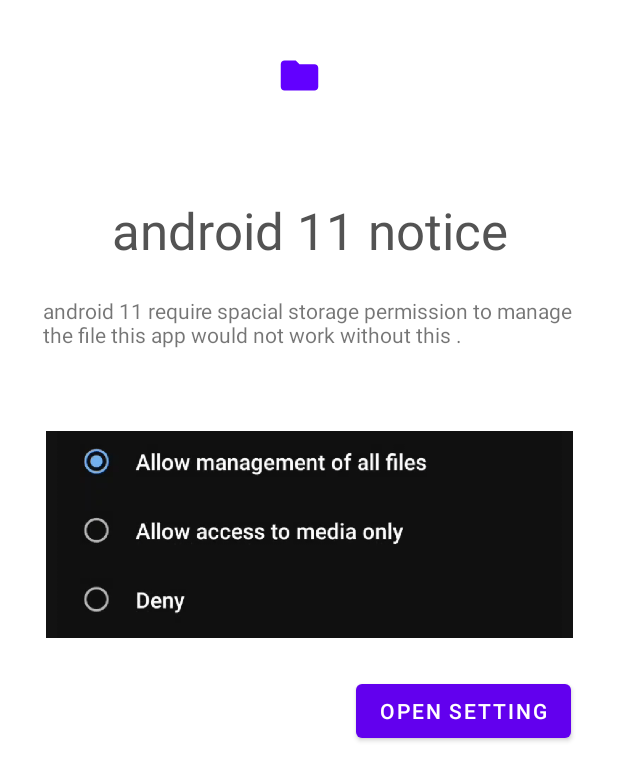
After one commit to increedBull7/Printo, an Android app: the layout dialog.xml on its own in the app's theme, with its tools: preview values and no code run, on a phone screen of 412 x 824 dp. The commit adds this screen. Shown: the top 781 px of the screen. Run offline under Robolectric (Android 15) with nearby library versions, the phone set to English and light mode, and no system bars.

Commit message:
no commit

```diff
--- a/app/build.gradle
+++ b/app/build.gradle
@@ -42,10 +42,11 @@ dependencies {
     implementation 'androidx.constraintlayout:constraintlayout:2.1.0'
     implementation 'androidx.navigation:navigation-fragment-ktx:2.3.5'
     implementation 'androidx.navigation:navigation-ui-ktx:2.3.5'
+    implementation 'androidx.fragment:fragment:1.3.6'
     testImplementation 'junit:junit:4.13.2'
     androidTestImplementation 'androidx.test.ext:junit:1.1.3'
     androidTestImplementation 'androidx.test.espresso:espresso-core:3.4.0'
 
-    implementation 'com.google.zxing:core:3.4.0'
-    implementation 'com.journeyapps:zxing-android-embedded:4.0.2'
+    implementation 'com.google.zxing:core:3.4.1'
+    implementation 'com.journeyapps:zxing-android-embedded:4.2.0'
 }
--- a/app/src/main/AndroidManifest.xml
+++ b/app/src/main/AndroidManifest.xml
@@ -5,13 +5,14 @@
     <uses-permission android:name="android.permission.INTERNET" />
     <uses-permission android:name="android.permission.ACCESS_WIFI_STATE" />
     <uses-permission android:name="android.permission.READ_EXTERNAL_STORAGE" />
-    <uses-permission android:name="android.permission.WRITE_EXTERNAL_STORAGE" />
+    <uses-permission android:name="android.permission.WRITE_EXTERNAL_STORAGE" android:maxSdkVersion="28" />
     <uses-permission android:name="android.permission.MANAGE_EXTERNAL_STORAGE" />
 
     <application
         android:allowBackup="true"
         android:icon="@mipmap/ic_launcher"
         android:label="@string/app_name"
+        android:requestLegacyExternalStorage="true"
         android:roundIcon="@mipmap/ic_launcher_round"
         android:supportsRtl="true"
         android:theme="@style/Theme.Printo">
--- a/app/src/main/java/com/example/printo/ServerService.kt
+++ b/app/src/main/java/com/example/printo/ServerService.kt
@@ -11,7 +11,7 @@ class ServerService : Service()
     {
         TODO("Return the communication channel to the service.")
     }
-
+    //starting server thread form service
     override fun onStartCommand(intent: Intent?, flags: Int, startId: Int): Int
     {
         try
@@ -22,7 +22,7 @@ class ServerService : Service()
         catch (e : Exception) { }
         return super.onStartCommand(intent, flags, startId)
     }
-
+    //stop server thread when service destroyed
     override fun onDestroy()
     {
         super.onDestroy()
--- /dev/null
+++ b/app/src/main/res/drawable/background.xml
@@ -0,0 +1,7 @@
+<?xml version="1.0" encoding="utf-8"?>
+<shape xmlns:android="http://schemas.android.com/apk/res/android"
+    >
+    <solid android:color="#fff"/>
+    <corners android:radius="50dp"/>
+    <padding android:left="20dp" android:top="20dp" android:right="20dp" android:bottom="20dp"/>
+</shape>
--- /dev/null
+++ b/app/src/main/res/drawable/background_main.xml
@@ -0,0 +1,6 @@
+<?xml version="1.0" encoding="utf-8"?>
+<shape xmlns:android="http://schemas.android.com/apk/res/android"
+    >
+    <solid android:color="#fff"/>
+    <corners android:radius="10dp"/>
+</shape>
--- /dev/null
+++ b/app/src/main/res/drawable/ic_baseline_folder_24.xml
@@ -0,0 +1,5 @@
+<vector android:height="24dp" android:tint="#6200FF"
+    android:viewportHeight="24" android:viewportWidth="24"
+    android:width="24dp" xmlns:android="http://schemas.android.com/apk/res/android">
+    <path android:fillColor="@android:color/white" android:pathData="M10,4H4c-1.1,0 -1.99,0.9 -1.99,2L2,18c0,1.1 0.9,2 2,2h16c1.1,0 2,-0.9 2,-2V8c0,-1.1 -0.9,-2 -2,-2h-8l-2,-2z"/>
+</vector>
--- /dev/null
+++ b/app/src/main/res/layout/dialog.xml
@@ -0,0 +1,86 @@
+<?xml version="1.0" encoding="utf-8"?>
+<androidx.constraintlayout.widget.ConstraintLayout xmlns:android="http://schemas.android.com/apk/res/android"
+    xmlns:app="http://schemas.android.com/apk/res-auto"
+    xmlns:tools="http://schemas.android.com/tools"
+    android:layout_width="match_parent"
+    android:layout_height="wrap_content"
+    android:clipToPadding="false">
+
+
+    <androidx.constraintlayout.widget.ConstraintLayout
+        android:id="@+id/constraintLayout"
+        android:layout_width="378dp"
+        android:layout_height="413dp"
+        android:background="@drawable/background_main"
+        app:layout_constraintBottom_toBottomOf="parent"
+        app:layout_constraintEnd_toEndOf="parent"
+        app:layout_constraintStart_toStartOf="parent"
+        app:layout_constraintTop_toTopOf="parent"
+        app:layout_constraintVertical_bias="0.498">
+
+
+        <TextView
+            android:id="@+id/textView2"
+            android:layout_width="wrap_content"
+            android:layout_height="wrap_content"
+            android:text="@string/notice_heading"
+            android:textColor="#535353"
+            android:textSize="34sp"
+            app:layout_constraintBottom_toTopOf="@+id/textView3"
+            app:layout_constraintEnd_toEndOf="parent"
+            app:layout_constraintStart_toStartOf="parent"
+            app:layout_constraintTop_toTopOf="parent"
+            app:layout_constraintVertical_bias="0.58" />
+
+        <TextView
+            android:id="@+id/textView3"
+            android:layout_width="356dp"
+            android:layout_height="65dp"
+            android:layout_marginBottom="12dp"
+            android:text="@string/notice"
+            app:layout_constraintBottom_toTopOf="@+id/imageView"
+            app:layout_constraintEnd_toEndOf="parent"
+            app:layout_constraintStart_toStartOf="parent" />
+
+        <Button
+            android:id="@+id/button2"
+            android:layout_width="wrap_content"
+            android:layout_height="wrap_content"
+            android:layout_marginBottom="16dp"
+            android:text="@string/open_setting"
+            app:layout_constraintBottom_toBottomOf="parent"
+            app:layout_constraintEnd_toEndOf="parent"
+            app:layout_constraintHorizontal_bias="0.937"
+            app:layout_constraintStart_toStartOf="parent"
+            tools:ignore="DuplicateSpeakableTextCheck,DuplicateSpeakableTextCheck" />
+
+        <ImageView
+            android:id="@+id/imageView"
+            android:layout_width="351dp"
+            android:layout_height="163dp"
+            android:contentDescription="@string/open_setting"
+            android:layout_marginBottom="12dp"
+            app:layout_constraintBottom_toTopOf="@+id/button2"
+            app:layout_constraintEnd_toEndOf="parent"
+            app:layout_constraintStart_toStartOf="parent"
+            app:srcCompat="@drawable/storage_permission" />
+
+    </androidx.constraintlayout.widget.ConstraintLayout>
+
+    <ImageView
+        android:id="@+id/imageView2"
+        android:layout_width="70dp"
+        android:layout_height="70dp"
+        android:layout_margin="15dp"
+        android:contentDescription="@string/open_setting"
+        android:background="@drawable/background"
+        app:layout_constraintBottom_toTopOf="@+id/constraintLayout"
+        app:layout_constraintEnd_toEndOf="parent"
+        app:layout_constraintHorizontal_bias="0.479"
+        app:layout_constraintStart_toStartOf="parent"
+        app:layout_constraintTop_toTopOf="parent"
+        app:layout_constraintVertical_bias="0.428"
+        app:srcCompat="@drawable/ic_baseline_folder_24" />
+
+
+</androidx.constraintlayout.widget.ConstraintLayout>
--- a/app/src/main/res/values/strings.xml
+++ b/app/src/main/res/values/strings.xml
@@ -7,4 +7,7 @@
     <string name="qr">QR</string>
     <string name="qr_code">QrCode</string>
     <string name="link">OR visit : </string>
+    <string name="notice_heading">android 11 notice</string>
+    <string name="open_setting">open setting</string>
+    <string name="notice">android 11 require spacial storage permission to manage the file this app would not work without this .</string>
 </resources>
```
Also changed, not shown: app/src/main/java/com/example/printo/MainActivity.kt (+92 -24 lines), app/src/main/java/com/example/printo/ServerActivity.kt (+3 -8 lines), app/src/main/java/com/example/printo/ServerHandler.kt (+33 -13 lines), app/src/main/assets/clientSide/favicon.png (added), app/src/main/res/drawable/storage_permission.png (added), 3 other files.
